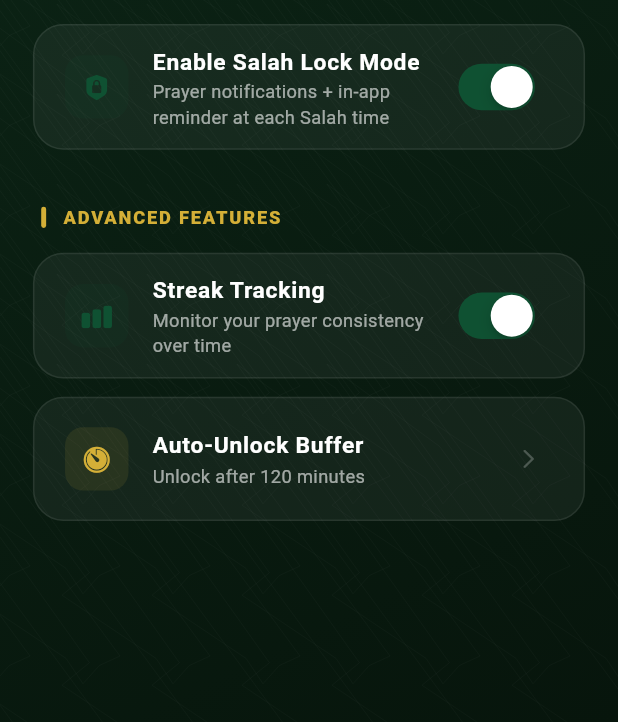
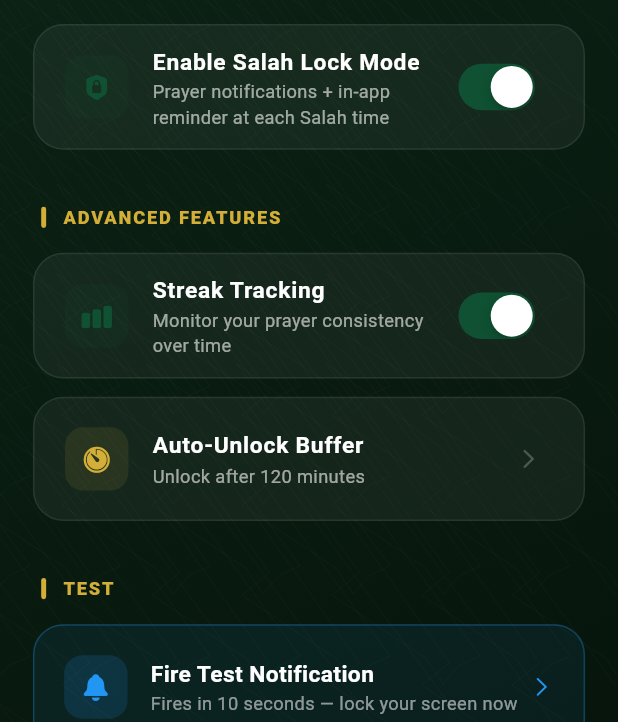
Before and after one commit to mhrhabib/neki_app, a Flutter app: the SalahLockSettingsScreen screen opened by its route, on a phone screen of 412 x 824 dp, the part 514-1236 px from its top. Run offline on Flutter 3.47's test engine with Material 3 defaults, Android fonts, the phone set to English and light mode, and no system bars; our stand-ins replace adhan, audioplayers, cloud_firestore, equatable, firebase_auth, firebase_core and 18 more; missing offline and left inert: al_quran, flutter_facebook_auth, flutter_qiblah, quran; accounts and stored records are empty.

Commit message:
notificaiton test pass

```diff
--- a/lib/features/salah_lock/presentation/screens/salah_lock_settings_screen.dart
+++ b/lib/features/salah_lock/presentation/screens/salah_lock_settings_screen.dart
@@ -17,6 +17,31 @@ class SalahLockSettingsScreen extends StatefulWidget {
 class _SalahLockSettingsScreenState extends State<SalahLockSettingsScreen> {
   bool _exactAlarmGranted = false;
   bool _batteryIgnored = false;
+  bool _testScheduled = false;
+
+  Future<void> _scheduleTestNotification() async {
+    final svc = context.read<SalahLockCubit>().notificationService;
+    if (!mounted) return;
+
+    // First show immediately so we know basic notifications work
+    // await svc.showTestNotificationNow();
+
+    // Then schedule one in 10s to verify exact-alarm scheduling
+    await svc.scheduleTestNotification(seconds: 10);
+
+    if (!mounted) return;
+    setState(() => _testScheduled = true);
+    ScaffoldMessenger.of(context).showSnackBar(
+      const SnackBar(
+        content: Text('✅ Immediate notification sent + scheduled one in 10s. Check logs for timezone info.'),
+        backgroundColor: Color(0xFF1A6B3C),
+        duration: Duration(seconds: 5),
+      ),
+    );
+    Future.delayed(const Duration(seconds: 15), () {
+      if (mounted) setState(() => _testScheduled = false);
+    });
+  }
 
   @override
   void initState() {
@@ -142,6 +167,51 @@ class _SalahLockSettingsScreenState extends State<SalahLockSettingsScreen> {
                           onTap: () {
                             // Picker logic
                           },
+                        ),
+                        SizedBox(height: 24.h),
+                        _buildSectionHeader('TEST'),
+                        GestureDetector(
+                          onTap: _testScheduled ? null : _scheduleTestNotification,
+                          child: Container(
+                            margin: EdgeInsets.only(bottom: 12.h),
+                            padding: EdgeInsets.all(18.w),
+                            decoration: BoxDecoration(
+                              color: Colors.blue.withValues(alpha: 0.08),
+                              borderRadius: BorderRadius.circular(20.r),
+                              border: Border.all(color: Colors.blue.withValues(alpha: 0.3)),
+                            ),
+                            child: Row(
+                              children: [
+                                Container(
+                                  padding: EdgeInsets.all(10.w),
+                                  decoration: BoxDecoration(
+                                    color: Colors.blue.withValues(alpha: 0.15),
+                                    borderRadius: BorderRadius.circular(12.r),
+                                  ),
+                                  child: Icon(CupertinoIcons.bell_fill, color: Colors.blue, size: 20.sp),
+                                ),
+                                SizedBox(width: 14.w),
+                                Expanded(
+                                  child: Column(
+                                    crossAxisAlignment: CrossAxisAlignment.start,
+                                    children: [
+                                      Text(
+                                        _testScheduled ? 'Notification scheduled!' : 'Fire Test Notification',
+                                        style: TextStyle(color: Colors.white, fontSize: 15.sp, fontWeight: FontWeight.w700),
+                                      ),
+                                      Text(
+                                        'Fires in 10 seconds — lock your screen now',
+                                        style: TextStyle(color: Colors.white54, fontSize: 12.sp),
+                                      ),
+                                    ],
+                                  ),
+                                ),
+                                _testScheduled
+                                    ? Icon(Icons.check_circle_rounded, color: AppColors.primaryGreen, size: 22.sp)
+                                    : Icon(CupertinoIcons.chevron_right, color: Colors.blue, size: 16.sp),
+                              ],
+                            ),
+                          ),
                         ),
                         SizedBox(height: 40.h),
                       ]),
--- a/pubspec.yaml
+++ b/pubspec.yaml
@@ -72,6 +72,7 @@ dependencies:
 
   # Local notifications
   flutter_local_notifications: ^18.0.0
+  flutter_timezone: ^5.0.2
 
 dev_dependencies:
   flutter_test:
```
Also changed, not shown: lib/features/salah_lock/data/services/salah_notification_service.dart (+116 -8 lines), pubspec.lock, 6 other files.
